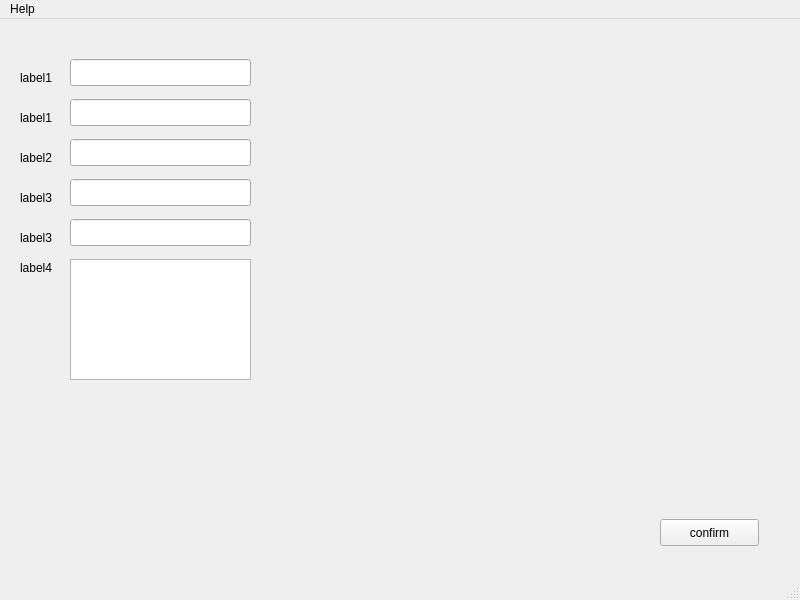
jybaek/gist, file sendmail/attack-mail.ui: the form before one commit.
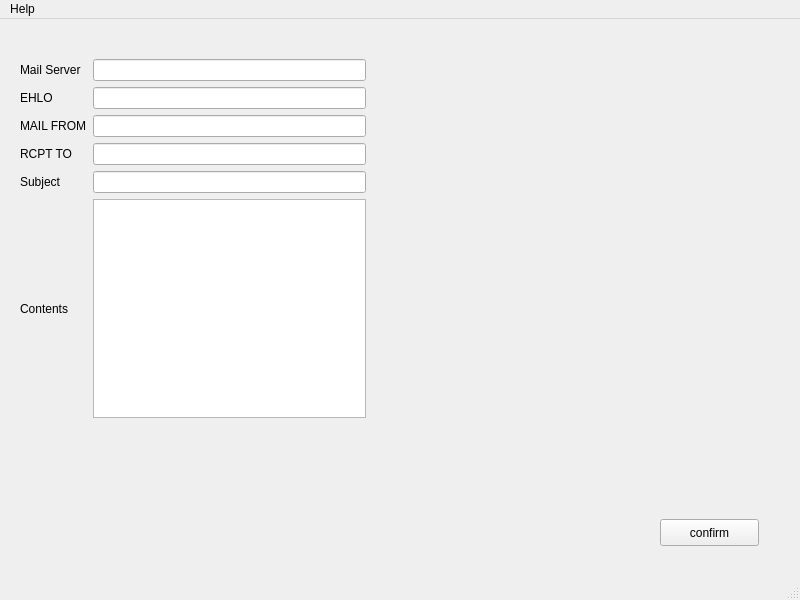
The form after the commit.

Commit message: Update sendmail (Add smtplib)

What changed in the file:
```diff
--- a/sendmail/attack-mail.ui
+++ b/sendmail/attack-mail.ui
@@ -14,134 +14,6 @@
    <string>MainWindow</string>
   </property>
   <widget class="QWidget" name="centralwidget">
-   <widget class="QLabel" name="label">
-    <property name="geometry">
-     <rect>
-      <x>20</x>
-      <y>90</y>
-      <width>68</width>
-      <height>17</height>
-     </rect>
-    </property>
-    <property name="text">
-     <string>label1</string>
-    </property>
-   </widget>
-   <widget class="QLineEdit" name="form_ehlo">
-    <property name="geometry">
-     <rect>
-      <x>70</x>
-      <y>80</y>
-      <width>181</width>
-      <height>27</height>
-     </rect>
-    </property>
-   </widget>
-   <widget class="QLineEdit" name="form_mailfrom">
-    <property name="geometry">
-     <rect>
-      <x>70</x>
-      <y>120</y>
-      <width>181</width>
-      <height>27</height>
-     </rect>
-    </property>
-   </widget>
-   <widget class="QLabel" name="label_2">
-    <property name="geometry">
-     <rect>
-      <x>20</x>
-      <y>130</y>
-      <width>68</width>
-      <height>17</height>
-     </rect>
-    </property>
-    <property name="text">
-     <string>label2</string>
-    </property>
-   </widget>
-   <widget class="QLineEdit" name="form_rcptto">
-    <property name="geometry">
-     <rect>
-      <x>70</x>
-      <y>160</y>
-      <width>181</width>
-      <height>27</height>
-     </rect>
-    </property>
-   </widget>
-   <widget class="QLabel" name="label_3">
-    <property name="geometry">
-     <rect>
-      <x>20</x>
-      <y>170</y>
-      <width>68</width>
-      <height>17</height>
-     </rect>
-    </property>
-    <property name="text">
-     <string>label3</string>
-    </property>
-   </widget>
-   <widget class="QLabel" name="label_4">
-    <property name="geometry">
-     <rect>
-      <x>20</x>
-      <y>240</y>
-      <width>68</width>
-      <height>17</height>
-     </rect>
-    </property>
-    <property name="text">
-     <string>label4</string>
-    </property>
-   </widget>
-   <widget class="QLineEdit" name="form_mailserver">
-    <property name="geometry">
-     <rect>
-      <x>70</x>
-      <y>40</y>
-      <width>181</width>
-      <height>27</height>
-     </rect>
-    </property>
-   </widget>
-   <widget class="QLabel" name="label_6">
-    <property name="geometry">
-     <rect>
-      <x>20</x>
-      <y>50</y>
-      <width>68</width>
-      <height>17</height>
-     </rect>
-    </property>
-    <property name="text">
-     <string>label1</string>
-    </property>
-   </widget>
-   <widget class="QLineEdit" name="form_subject">
-    <property name="geometry">
-     <rect>
-      <x>70</x>
-      <y>200</y>
-      <width>181</width>
-      <height>27</height>
-     </rect>
-    </property>
-   </widget>
-   <widget class="QLabel" name="label_7">
-    <property name="geometry">
-     <rect>
-      <x>20</x>
-      <y>210</y>
-      <width>68</width>
-      <height>17</height>
-     </rect>
-    </property>
-    <property name="text">
-     <string>label3</string>
-    </property>
-   </widget>
    <widget class="QPushButton" name="pushButton">
     <property name="geometry">
      <rect>
@@ -155,15 +27,77 @@
      <string>confirm</string>
     </property>
    </widget>
-   <widget class="QTextEdit" name="form_data">
+   <widget class="QWidget" name="">
     <property name="geometry">
      <rect>
-      <x>70</x>
-      <y>240</y>
-      <width>181</width>
-      <height>121</height>
+      <x>20</x>
+      <y>40</y>
+      <width>346</width>
+      <height>359</height>
      </rect>
     </property>
+    <layout class="QGridLayout" name="gridLayout">
+     <item row="0" column="0">
+      <widget class="QLabel" name="label_6">
+       <property name="text">
+        <string>Mail Server</string>
+       </property>
+      </widget>
+     </item>
+     <item row="0" column="1">
+      <widget class="QLineEdit" name="form_mailserver"/>
+     </item>
+     <item row="1" column="0">
+      <widget class="QLabel" name="label">
+       <property name="text">
+        <string>EHLO</string>
+       </property>
+      </widget>
+     </item>
+     <item row="1" column="1">
+      <widget class="QLineEdit" name="form_ehlo"/>
+     </item>
+     <item row="2" column="0">
+      <widget class="QLabel" name="label_2">
+       <property name="text">
+        <string>MAIL FROM</string>
+       </property>
+      </widget>
+     </item>
+     <item row="2" column="1">
+      <widget class="QLineEdit" name="form_mailfrom"/>
+     </item>
+     <item row="3" column="0">
+      <widget class="QLabel" name="label_3">
+       <property name="text">
+        <string>RCPT TO</string>
+       </property>
+      </widget>
+     </item>
+     <item row="3" column="1">
+      <widget class="QLineEdit" name="form_rcptto"/>
+     </item>
+     <item row="4" column="0">
+      <widget class="QLabel" name="label_7">
+       <property name="text">
+        <string>Subject</string>
+       </property>
+      </widget>
+     </item>
+     <item row="4" column="1">
+      <widget class="QLineEdit" name="form_subject"/>
+     </item>
+     <item row="5" column="0">
+      <widget class="QLabel" name="label_4">
+       <property name="text">
+        <string>Contents</string>
+       </property>
+      </widget>
+     </item>
+     <item row="5" column="1">
+      <widget class="QTextEdit" name="form_data"/>
+     </item>
+    </layout>
    </widget>
   </widget>
   <widget class="QMenuBar" name="menubar">
```
The commit also changes 1 other file.
